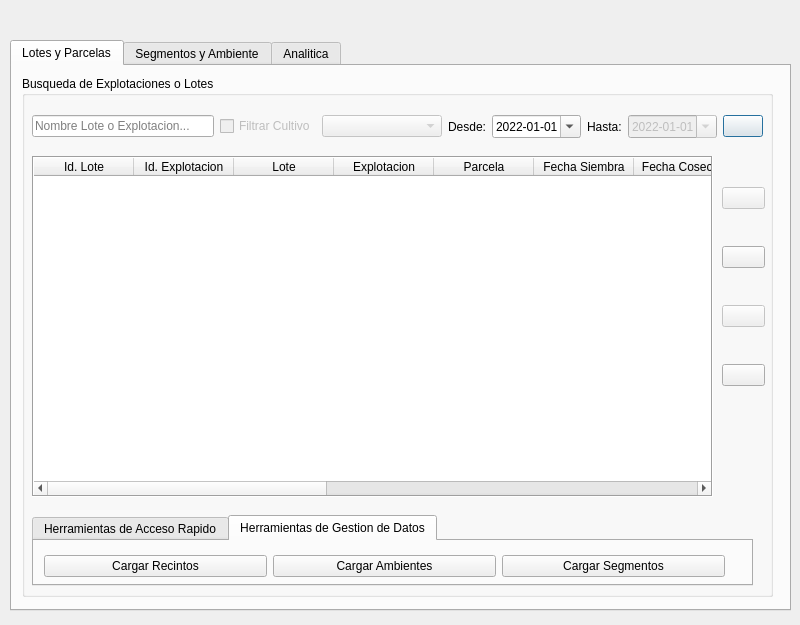
franciscocontreras93/agrae, file ui/agrae_main.ui: the form before one commit.
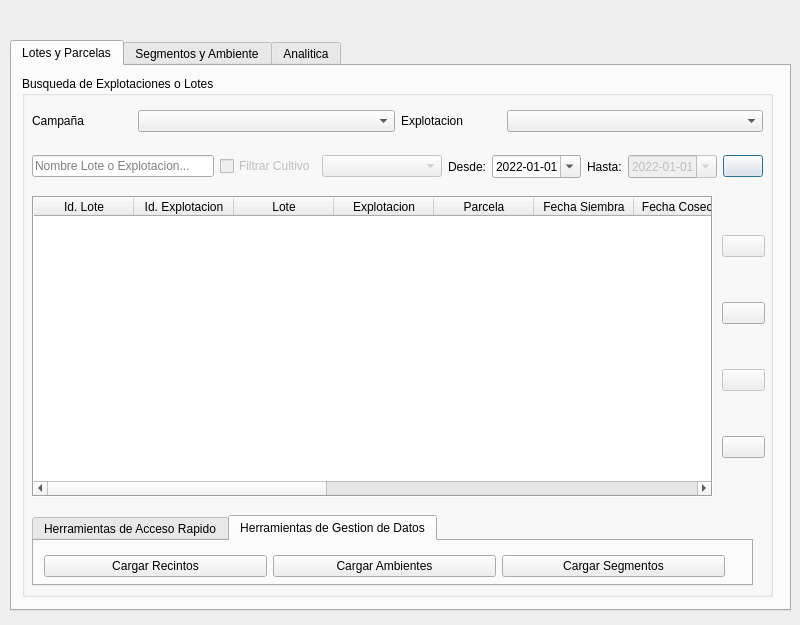
The form after the commit. The open tabs and pages were chosen to show the change.

Patch:
```diff
--- a/ui/agrae_main.ui
+++ b/ui/agrae_main.ui
@@ -69,7 +69,7 @@
       <property name="geometry">
        <rect>
         <x>10</x>
-        <y>30</y>
+        <y>70</y>
         <width>731</width>
         <height>41</height>
        </rect>
@@ -184,9 +184,9 @@
       <property name="geometry">
        <rect>
         <x>700</x>
-        <y>80</y>
+        <y>120</y>
         <width>43</width>
-        <height>261</height>
+        <height>301</height>
        </rect>
       </property>
       <layout class="QGridLayout" name="gridLayout_4" rowstretch="0,0,0,0,0" columnstretch="2">
@@ -248,9 +248,9 @@
       <property name="geometry">
        <rect>
         <x>10</x>
-        <y>80</y>
+        <y>120</y>
         <width>681</width>
-        <height>341</height>
+        <height>301</height>
        </rect>
       </property>
       <property name="contextMenuPolicy">
@@ -466,6 +466,50 @@
        </widget>
       </widget>
      </widget>
+     <widget class="QWidget" name="gridLayoutWidget_2">
+      <property name="geometry">
+       <rect>
+        <x>10</x>
+        <y>30</y>
+        <width>731</width>
+        <height>31</height>
+       </rect>
+      </property>
+      <layout class="QGridLayout" name="gridLayout_2">
+       <item row="0" column="1">
+        <widget class="QComboBox" name="combo_camp"/>
+       </item>
+       <item row="0" column="0">
+        <widget class="QLabel" name="label">
+         <property name="maximumSize">
+          <size>
+           <width>100</width>
+           <height>16777215</height>
+          </size>
+         </property>
+         <property name="text">
+          <string>Campaña</string>
+         </property>
+        </widget>
+       </item>
+       <item row="0" column="3">
+        <widget class="QComboBox" name="combo_exp"/>
+       </item>
+       <item row="0" column="2">
+        <widget class="QLabel" name="label_2">
+         <property name="maximumSize">
+          <size>
+           <width>100</width>
+           <height>16777215</height>
+          </size>
+         </property>
+         <property name="text">
+          <string>Explotacion</string>
+         </property>
+        </widget>
+       </item>
+      </layout>
+     </widget>
     </widget>
    </widget>
    <widget class="QWidget" name="tab_2">
```
Left out of the diff: 4 changed lines with no effect on the pictures.
